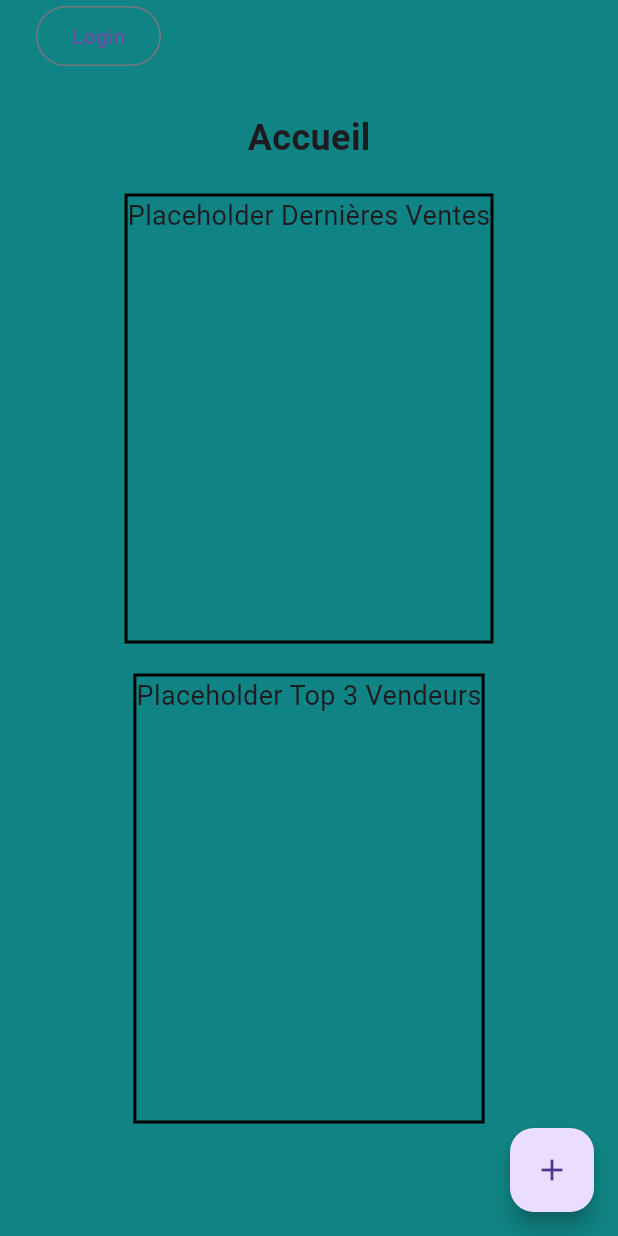
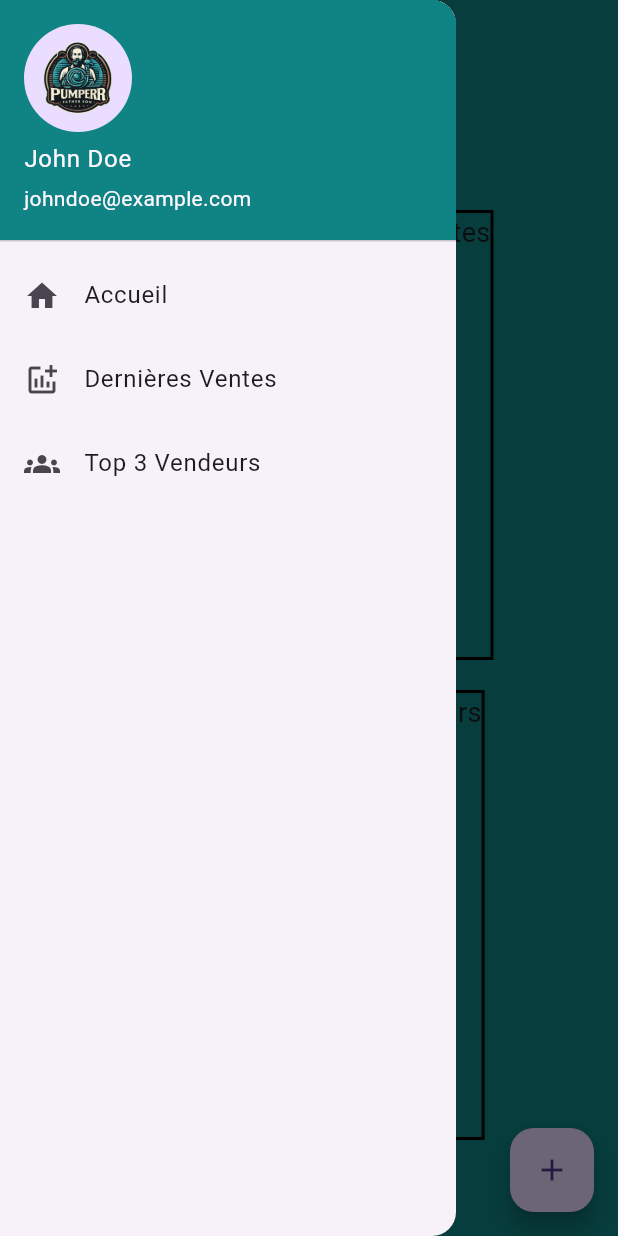
Before and after one commit to GuillaumeKESTEMAN/Flutter-Project, a Flutter app: the screen it shows after launch, with the side drawer open (before the commit the screen has no drawer), on a phone screen of 412 x 824 dp. Run offline on Flutter 3.47's test engine with Material 3 defaults, Android fonts, the phone set to English and light mode, and no system bars; our stand-ins replace firebase_auth, firebase_core, go_router; missing offline and left inert: firebase_ui_auth; accounts and stored records are empty; generated files the repository leaves out were written again.

Commit message:
Create a reusable drawer

```diff
--- a/lib/src/screens/home_page.dart
+++ b/lib/src/screens/home_page.dart
@@ -2,6 +2,7 @@ import 'package:firebase_auth/firebase_auth.dart';
 import 'package:flutter/material.dart';
 import 'package:flutter_project/app_state.dart';
 import 'package:flutter_project/src/services/authentication.dart';
+import 'package:flutter_project/src/widgets/custom_drawer.dart';
 import 'package:provider/provider.dart';
 
 class HomePage extends StatelessWidget {
@@ -16,6 +17,15 @@ class HomePage extends StatelessWidget {
           },
           child: const Icon(Icons.add),
         ),
+        appBar: AppBar(
+            backgroundColor: const Color.fromRGBO(16, 132, 132, 1),
+            centerTitle: true,
+            title: const Text('Accueil',
+                style: TextStyle(
+                  fontSize: 24,
+                  fontWeight: FontWeight.bold,
+                ))),
+        drawer: CustomDrawer(),
         body: Stack(
           children: [
             // Your main content here
@@ -31,13 +41,6 @@ class HomePage extends StatelessWidget {
                 child: Column(
               mainAxisAlignment: MainAxisAlignment.center,
               children: [
-            Text(
-              'Accueil',
-              style: TextStyle(
-                fontSize: 24,
-                fontWeight: FontWeight.bold,
-              ),
-            ),
                 SizedBox(height: 20),
                 Container(
                     height: 300,
@@ -52,8 +55,7 @@ class HomePage extends StatelessWidget {
                       style: TextStyle(
                         fontSize: 18,
                       ),
-              )
-            ),
+                    )),
                 SizedBox(height: 20),
                 Container(
                     height: 300,
@@ -68,8 +70,7 @@ class HomePage extends StatelessWidget {
                       style: TextStyle(
                         fontSize: 18,
                       ),
-              )
-            ),
+                    )),
               ],
             )),
           ],
--- /dev/null
+++ b/lib/src/widgets/custom_drawer.dart
@@ -0,0 +1,44 @@
+import 'package:flutter/material.dart';
+
+class CustomDrawer extends StatelessWidget {
+  @override
+  Widget build(BuildContext context) {
+    return Drawer(
+      child: ListView(
+        children: [
+          UserAccountsDrawerHeader(
+            accountName: Text('John Doe'),
+            accountEmail: Text('johndoe@example.com'),
+            currentAccountPicture: CircleAvatar(
+              backgroundImage: AssetImage('assets/logo.png'),
+            ),
+            decoration: BoxDecoration(
+              color: const Color.fromRGBO(16, 132, 132, 1),
+            )
+          ),
+          ListTile(
+            leading: Icon(Icons.home),
+            title: Text('Accueil'),
+            onTap: () {
+              // Handle home button tap
+            },
+          ),
+          ListTile(
+            leading: Icon(Icons.addchart),
+            title: Text('Dernières Ventes'),
+            onTap: () {
+              // Handle settings button tap
+            },
+          ),
+          ListTile(
+            leading: Icon(Icons.groups),
+            title: Text('Top 3 Vendeurs'),
+            onTap: () {
+              // Handle settings button tap
+            },
+          )
+        ],
+      ),
+    );
+  }
+}
```
Lines whose indentation alone changed are shown as unchanged.
